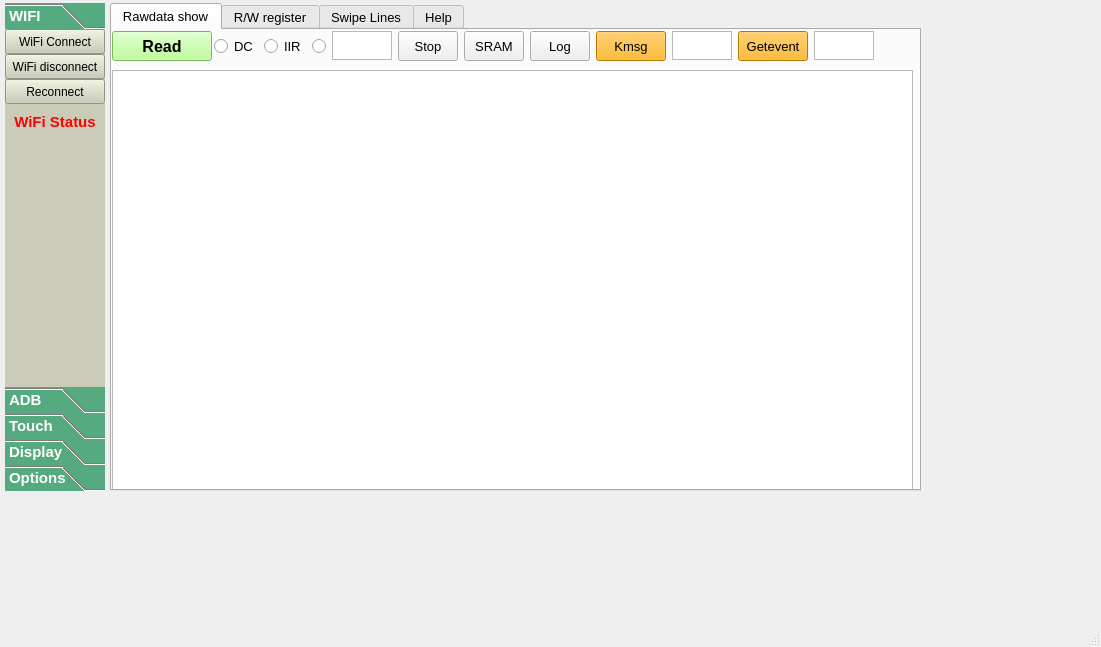
Qt form uimonitor.ui (MorgenYang/newMonitor) before a commit.
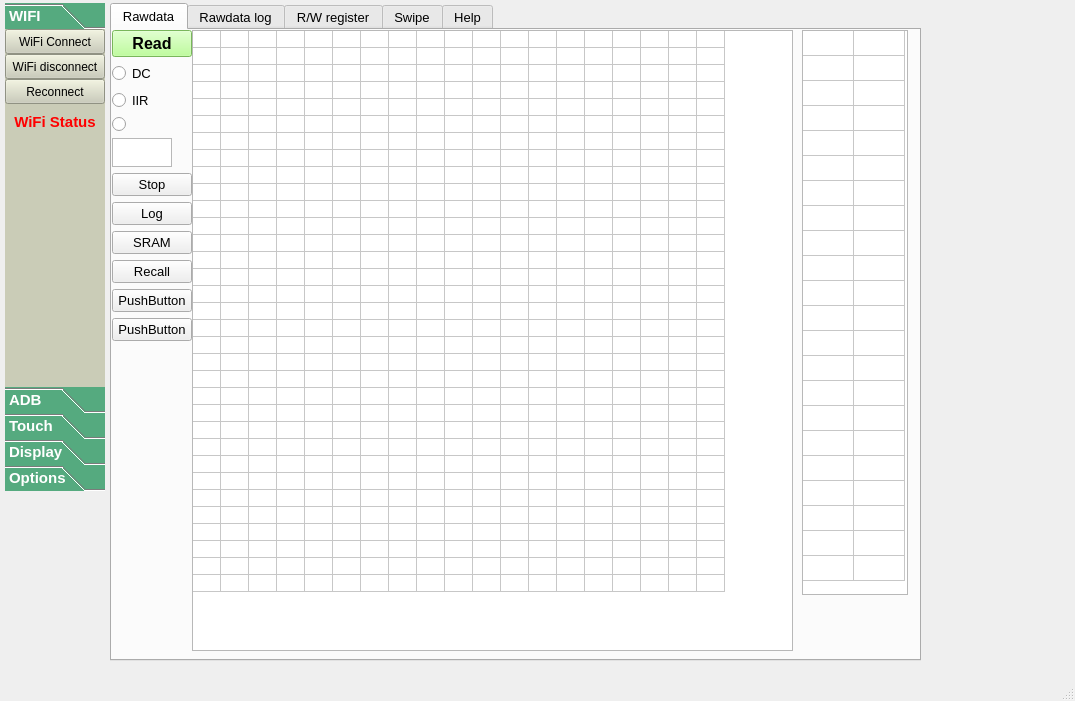
The same form after that commit. The open tabs and pages were chosen to show the change.

```diff
--- a/uimonitor.ui
+++ b/uimonitor.ui
@@ -9,8 +9,8 @@
    <rect>
     <x>0</x>
     <y>0</y>
-    <width>1101</width>
-    <height>647</height>
+    <width>1075</width>
+    <height>701</height>
    </rect>
   </property>
   <property name="windowTitle">
@@ -930,7 +930,7 @@
       <x>110</x>
       <y>0</y>
       <width>811</width>
-      <height>491</height>
+      <height>661</height>
      </rect>
     </property>
     <layout class="QHBoxLayout" name="horizontalLayout">
@@ -961,24 +961,24 @@
          </font>
         </property>
         <attribute name="title">
-         <string>Rawdata show</string>
+         <string>Rawdata</string>
         </attribute>
         <widget class="QWidget" name="horizontalLayoutWidget_2">
          <property name="geometry">
           <rect>
            <x>0</x>
            <y>0</y>
-           <width>762</width>
-           <height>32</height>
+           <width>80</width>
+           <height>411</height>
           </rect>
          </property>
-         <layout class="QHBoxLayout" name="horizontalLayout_2">
+         <layout class="QVBoxLayout" name="verticalLayout_2">
           <item>
            <widget class="QPushButton" name="rawdataRead">
             <property name="minimumSize">
              <size>
-              <width>100</width>
-              <height>20</height>
+              <width>0</width>
+              <height>0</height>
              </size>
             </property>
             <property name="maximumSize">
@@ -1058,7 +1058,7 @@
            <widget class="QPushButton" name="stop">
             <property name="maximumSize">
              <size>
-              <width>60</width>
+              <width>100</width>
               <height>30</height>
              </size>
             </property>
@@ -1067,24 +1067,11 @@
             </property>
            </widget>
           </item>
-          <item>
-           <widget class="QPushButton" name="sram">
-            <property name="maximumSize">
-             <size>
-              <width>60</width>
-              <height>30</height>
-             </size>
-            </property>
-            <property name="text">
-             <string>SRAM</string>
-            </property>
-           </widget>
-          </item>
           <item>
            <widget class="QPushButton" name="log">
             <property name="maximumSize">
              <size>
-              <width>60</width>
+              <width>100</width>
               <height>30</height>
              </size>
             </property>
@@ -1094,6 +1081,250 @@
            </widget>
           </item>
           <item>
+           <widget class="QPushButton" name="sram">
+            <property name="maximumSize">
+             <size>
+              <width>100</width>
+              <height>30</height>
+             </size>
+            </property>
+            <property name="text">
+             <string>SRAM</string>
+            </property>
+           </widget>
+          </item>
+          <item>
+           <widget class="QPushButton" name="recalled">
+            <property name="maximumSize">
+             <size>
+              <width>100</width>
+              <height>30</height>
+             </size>
+            </property>
+            <property name="text">
+             <string>Recall</string>
+            </property>
+           </widget>
+          </item>
+          <item>
+           <widget class="QPushButton" name="pushButton_2">
+            <property name="text">
+             <string>PushButton</string>
+            </property>
+           </widget>
+          </item>
+          <item>
+           <widget class="QPushButton" name="pushButton_3">
+            <property name="text">
+             <string>PushButton</string>
+            </property>
+           </widget>
+          </item>
+          <item>
+           <spacer name="verticalSpacer">
+            <property name="orientation">
+             <enum>Qt::Vertical</enum>
+            </property>
+            <property name="sizeHint" stdset="0">
+             <size>
+              <width>20</width>
+              <height>40</height>
+             </size>
+            </property>
+           </spacer>
+          </item>
+         </layout>
+        </widget>
+        <widget class="QTableWidget" name="tableRawWidget">
+         <property name="geometry">
+          <rect>
+           <x>80</x>
+           <y>0</y>
+           <width>601</width>
+           <height>621</height>
+          </rect>
+         </property>
+         <property name="font">
+          <font>
+           <pointsize>8</pointsize>
+           <weight>50</weight>
+           <bold>false</bold>
+          </font>
+         </property>
+         <property name="sortingEnabled">
+          <bool>false</bool>
+         </property>
+         <property name="rowCount">
+          <number>33</number>
+         </property>
+         <property name="columnCount">
+          <number>19</number>
+         </property>
+         <attribute name="horizontalHeaderVisible">
+          <bool>false</bool>
+         </attribute>
+         <attribute name="horizontalHeaderMinimumSectionSize">
+          <number>28</number>
+         </attribute>
+         <attribute name="horizontalHeaderDefaultSectionSize">
+          <number>25</number>
+         </attribute>
+         <attribute name="verticalHeaderVisible">
+          <bool>false</bool>
+         </attribute>
+         <attribute name="verticalHeaderMinimumSectionSize">
+          <number>17</number>
+         </attribute>
+         <attribute name="verticalHeaderDefaultSectionSize">
+          <number>17</number>
+         </attribute>
+         <attribute name="verticalHeaderShowSortIndicator" stdset="0">
+          <bool>false</bool>
+         </attribute>
+         <attribute name="verticalHeaderStretchLastSection">
+          <bool>false</bool>
+         </attribute>
+         <row/>
+         <row/>
+         <row/>
+         <row/>
+         <row/>
+         <row/>
+         <row/>
+         <row/>
+         <row/>
+         <row/>
+         <row/>
+         <row/>
+         <row/>
+         <row/>
+         <row/>
+         <row/>
+         <row/>
+         <row/>
+         <row/>
+         <row/>
+         <row/>
+         <row/>
+         <row/>
+         <row/>
+         <row/>
+         <row/>
+         <row/>
+         <row/>
+         <row/>
+         <row/>
+         <row/>
+         <row/>
+         <row/>
+         <column/>
+         <column/>
+         <column/>
+         <column/>
+         <column/>
+         <column/>
+         <column/>
+         <column/>
+         <column/>
+         <column/>
+         <column/>
+         <column/>
+         <column/>
+         <column/>
+         <column/>
+         <column/>
+         <column/>
+         <column/>
+         <column/>
+        </widget>
+        <widget class="QTableWidget" name="tableWidget">
+         <property name="geometry">
+          <rect>
+           <x>690</x>
+           <y>0</y>
+           <width>106</width>
+           <height>565</height>
+          </rect>
+         </property>
+         <property name="rowCount">
+          <number>22</number>
+         </property>
+         <property name="columnCount">
+          <number>2</number>
+         </property>
+         <attribute name="horizontalHeaderVisible">
+          <bool>false</bool>
+         </attribute>
+         <attribute name="horizontalHeaderDefaultSectionSize">
+          <number>51</number>
+         </attribute>
+         <attribute name="verticalHeaderVisible">
+          <bool>false</bool>
+         </attribute>
+         <attribute name="verticalHeaderMinimumSectionSize">
+          <number>25</number>
+         </attribute>
+         <attribute name="verticalHeaderDefaultSectionSize">
+          <number>25</number>
+         </attribute>
+         <row/>
+         <row/>
+         <row/>
+         <row/>
+         <row/>
+         <row/>
+         <row/>
+         <row/>
+         <row/>
+         <row/>
+         <row/>
+         <row/>
+         <row/>
+         <row/>
+         <row/>
+         <row/>
+         <row/>
+         <row/>
+         <row/>
+         <row/>
+         <row/>
+         <row/>
+         <column/>
+         <column/>
+        </widget>
+       </widget>
+       <widget class="QWidget" name="tab">
+        <attribute name="title">
+         <string>Rawdata log</string>
+        </attribute>
+        <widget class="QTextBrowser" name="rawdataShowText">
+         <property name="geometry">
+          <rect>
+           <x>0</x>
+           <y>44</y>
+           <width>799</width>
+           <height>419</height>
+          </rect>
+         </property>
+        </widget>
+        <widget class="QWidget" name="horizontalLayoutWidget_3">
+         <property name="geometry">
+          <rect>
+           <x>0</x>
+           <y>0</y>
+           <width>364</width>
+           <height>41</height>
+          </rect>
+         </property>
+         <layout class="QHBoxLayout" name="horizontalLayout_2">
+          <item>
+           <widget class="QPushButton" name="pushButton">
+            <property name="text">
+             <string>PushButton</string>
+            </property>
+           </widget>
+          </item>
+          <item>
            <widget class="QPushButton" name="kmsg">
             <property name="maximumSize">
              <size>
@@ -1147,21 +1378,6 @@
           </item>
          </layout>
         </widget>
-        <widget class="QWidget" name="horizontalLayoutWidget_3">
-         <property name="geometry">
-          <rect>
-           <x>0</x>
-           <y>40</y>
-           <width>801</width>
-           <height>421</height>
-          </rect>
-         </property>
-         <layout class="QHBoxLayout" name="horizontalLayout_3">
-          <item>
-           <widget class="QTextBrowser" name="rawdataShowText"/>
-          </item>
-         </layout>
-        </widget>
        </widget>
        <widget class="QWidget" name="TabRWRegister">
         <attribute name="title">
@@ -1546,7 +1762,7 @@
        </widget>
        <widget class="QWidget" name="TabSwiplines">
         <attribute name="title">
-         <string>Swipe Lines</string>
+         <string>Swipe</string>
         </attribute>
        </widget>
        <widget class="QWidget" name="TabHelp">
```
Left out of the diff: 14 changed lines with no effect on the pictures.
